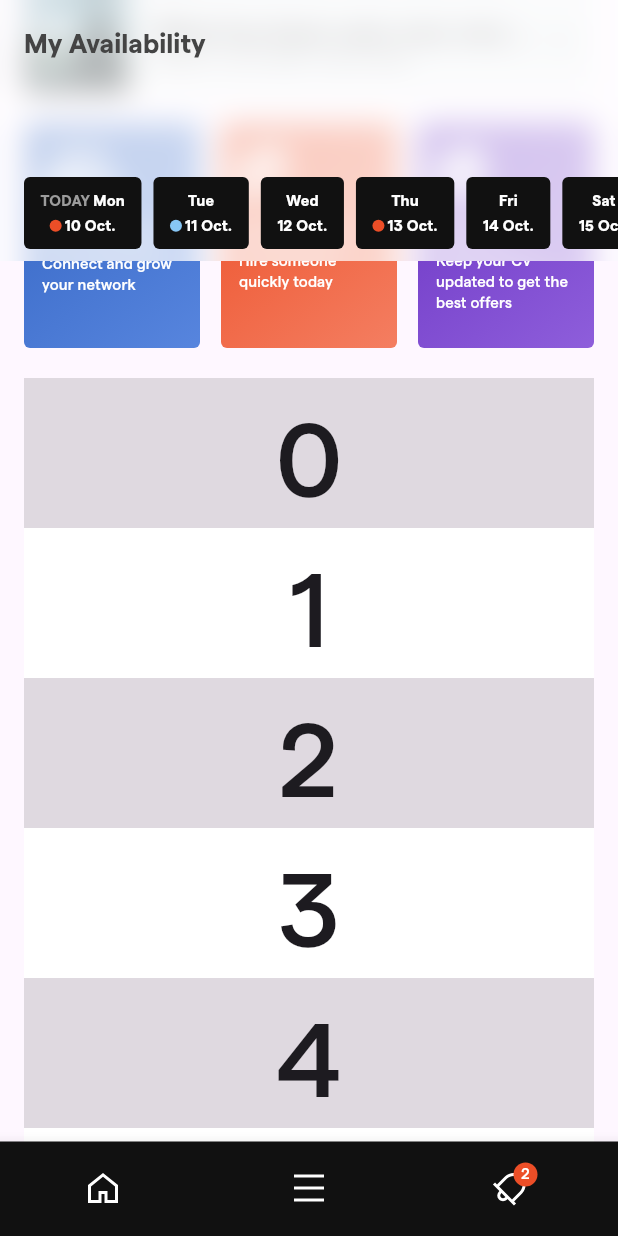
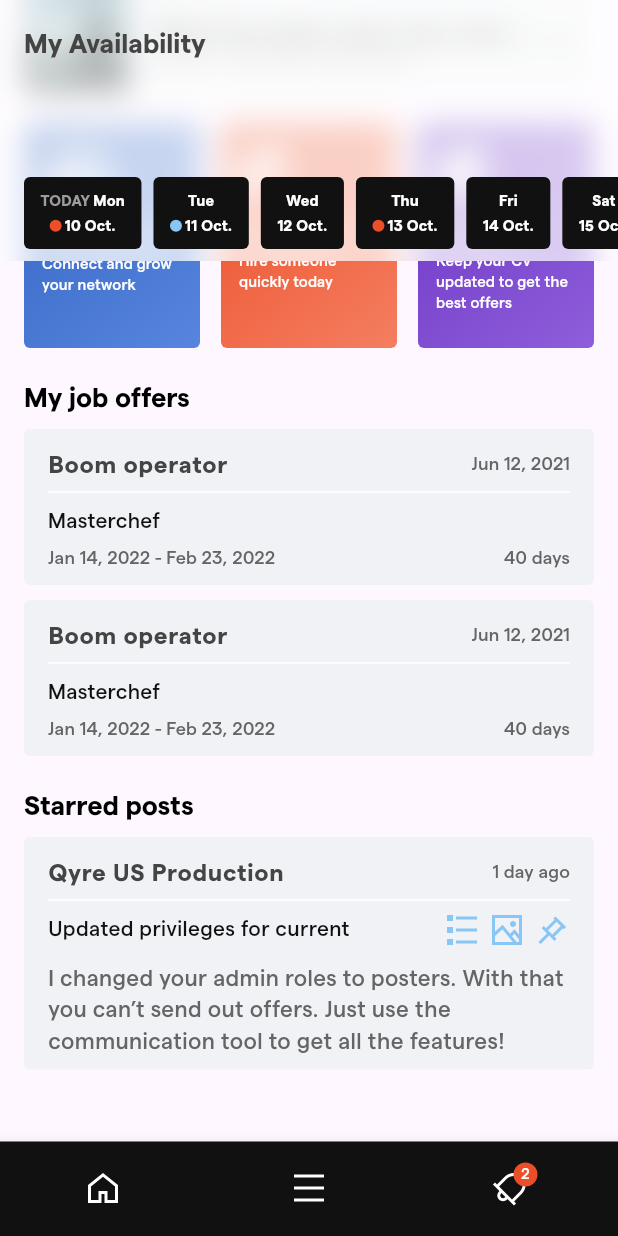
Before and after one commit to IlyaZadyabin/media, a Flutter app: the screen it shows after launch, scrolled down 571 dp, on a phone screen of 412 x 824 dp. Run offline on Flutter 3.47's test engine with Material 2 defaults, Android fonts, the phone set to English and light mode, and no system bars; our stand-ins replace flutter_svg.

Commit message:
feat(offers and posts): My job offers and starred posts added to home screen

```diff
--- /dev/null
+++ b/lib/view/components/glass_frost_app_bar.dart
@@ -0,0 +1,70 @@
+import 'dart:ui';
+
+import 'package:flutter/material.dart';
+import 'package:qyre/view/components/collapsed_horizontal_dates.dart';
+
+class GlassFrostAppBar extends StatefulWidget {
+  const GlassFrostAppBar({super.key, required this.mainScrollController});
+
+  final ScrollController mainScrollController;
+
+  @override
+  State<GlassFrostAppBar> createState() => _GlassFrostAppBarState();
+}
+
+class _GlassFrostAppBarState extends State<GlassFrostAppBar>
+    with TickerProviderStateMixin {
+  late AnimationController _expandController;
+  late Animation<double> animation;
+
+  @override
+  void dispose() {
+    _expandController.dispose();
+    super.dispose();
+  }
+
+  @override
+  void initState() {
+    super.initState();
+
+    _expandController = AnimationController(
+      vsync: this,
+      duration: const Duration(milliseconds: 200),
+    );
+    animation = CurvedAnimation(
+      parent: _expandController,
+      curve: Curves.fastOutSlowIn,
+    );
+
+    widget.mainScrollController.addListener(() {
+      if (widget.mainScrollController.offset > 150) {
+        _expandController.forward();
+      } else {
+        _expandController.reverse();
+      }
+    });
+  }
+
+  @override
+  Widget build(BuildContext context) {
+    return ClipRect(
+      child: BackdropFilter(
+        filter: ImageFilter.blur(sigmaX: 10, sigmaY: 10),
+        child: DecoratedBox(
+          decoration: BoxDecoration(color: Colors.white.withOpacity(0.7)),
+          child: Column(
+            mainAxisSize: MainAxisSize.min,
+            children: [
+              Container(height: 110),
+              SizeTransition(
+                axisAlignment: 1,
+                sizeFactor: animation,
+                child: const CollapsedHorizontalDates(),
+              ),
+            ],
+          ),
+        ),
+      ),
+    );
+  }
+}
--- /dev/null
+++ b/lib/view/components/job_offer.dart
@@ -0,0 +1,87 @@
+import 'package:flutter/material.dart';
+import 'package:intl/intl.dart';
+import 'package:qyre/core/core_styles.dart';
+
+class JobOffer extends StatelessWidget {
+  const JobOffer({
+    super.key,
+    required this.title,
+    required this.offerDate,
+    required this.companyName,
+    required this.startDate,
+    required this.endDate,
+  });
+
+  final String title;
+  final DateTime offerDate;
+  final String companyName;
+  final DateTime startDate;
+  final DateTime endDate;
+
+  @override
+  Widget build(BuildContext context) {
+    final amountOfDays = endDate.difference(startDate).inDays;
+
+    return Container(
+      decoration: BoxDecoration(
+        borderRadius: BorderRadius.circular(4),
+        color: CoreStyles.lightGrey,
+      ),
+      padding: const EdgeInsets.symmetric(horizontal: 16, vertical: 10),
+      child: Column(
+        crossAxisAlignment: CrossAxisAlignment.start,
+        children: [
+          Row(
+            mainAxisAlignment: MainAxisAlignment.spaceBetween,
+            children: [
+              Text(
+                title,
+                style: Theme.of(context)
+                    .textTheme
+                    .bodyText1
+                    ?.copyWith(color: CoreStyles.black),
+              ),
+              Text(
+                DateFormat('MMM dd, yyyy').format(offerDate),
+                style: Theme.of(context).textTheme.subtitle1?.copyWith(
+                      color: CoreStyles.darkGrey,
+                      fontWeight: FontWeight.w400,
+                    ),
+              ),
+            ],
+          ),
+          const Divider(color: CoreStyles.white, thickness: 1),
+          Text(
+            companyName,
+            style: Theme.of(context).textTheme.subtitle1?.copyWith(
+                  color: CoreStyles.veryBlack,
+                  fontWeight: FontWeight.w500,
+                  fontSize: 14,
+                ),
+          ),
+          const SizedBox(height: 5),
+          Row(
+            mainAxisAlignment: MainAxisAlignment.spaceBetween,
+            children: [
+              Text(
+                '${DateFormat('MMM dd, yyyy').format(startDate)} - '
+                '${DateFormat('MMM dd, yyyy').format(endDate)}',
+                style: Theme.of(context).textTheme.subtitle1?.copyWith(
+                      color: CoreStyles.darkGrey,
+                      fontWeight: FontWeight.w400,
+                    ),
+              ),
+              Text(
+                amountOfDays == 1 ? '$amountOfDays day' : '$amountOfDays days',
+                style: Theme.of(context).textTheme.subtitle1?.copyWith(
+                      color: CoreStyles.darkGrey,
+                      fontWeight: FontWeight.w400,
+                    ),
+              ),
+            ],
+          ),
+        ],
+      ),
+    );
+  }
+}
--- /dev/null
+++ b/lib/view/components/my_job_offers.dart
@@ -0,0 +1,39 @@
+import 'package:flutter/material.dart';
+
+import 'job_offer.dart';
+
+class MyJobOffers extends StatelessWidget {
+  const MyJobOffers({super.key});
+
+  @override
+  Widget build(BuildContext context) {
+    return Column(
+      crossAxisAlignment: CrossAxisAlignment.start,
+      children: [
+        Text(
+          'My job offers',
+          style: Theme.of(context)
+              .textTheme
+              .headline5
+              ?.copyWith(color: Colors.black),
+        ),
+        const SizedBox(height: 10),
+        JobOffer(
+          title: 'Boom operator',
+          offerDate: DateTime(2021, 6, 12),
+          companyName: 'Masterchef',
+          startDate: DateTime(2022, 1, 14),
+          endDate: DateTime(2022, 2, 23),
+        ),
+        const SizedBox(height: 10),
+        JobOffer(
+          title: 'Boom operator',
+          offerDate: DateTime(2021, 6, 12),
+          companyName: 'Masterchef',
+          startDate: DateTime(2022, 1, 14),
+          endDate: DateTime(2022, 2, 23),
+        ),
+      ],
+    );
+  }
+}
--- /dev/null
+++ b/lib/view/components/page_tale_list.dart
@@ -0,0 +1,52 @@
+import 'package:flutter/material.dart';
+import 'package:qyre/view/components/page_tale.dart';
+
+class PageTaleList extends StatelessWidget {
+  const PageTaleList({super.key});
+
+  @override
+  Widget build(BuildContext context) {
+    return SizedBox(
+      height: 150,
+      child: Row(
+        children: const [
+          Expanded(
+            child: PageTale(
+              title: 'My network',
+              description: 'Connect and grow your network',
+              imagePath: 'assets/icons/people.svg',
+              colors: [
+                Color(0xFF3465C3),
+                Color(0xFF5785DE),
+              ],
+            ),
+          ),
+          SizedBox(width: 14),
+          Expanded(
+            child: PageTale(
+              title: 'Quick hire',
+              description: 'Hire someone quickly today',
+              imagePath: 'assets/icons/qyre.svg',
+              colors: [
+                Color(0xFFEC4E27),
+                Color(0xFFF47E61),
+              ],
+            ),
+          ),
+          SizedBox(width: 14),
+          Expanded(
+            child: PageTale(
+              title: 'My CV',
+              description: 'Keep your CV updated to get the best offers',
+              imagePath: 'assets/icons/document.svg',
+              colors: [
+                Color(0xFF6B34C3),
+                Color(0xFF8E5EDB),
+              ],
+            ),
+          ),
+        ],
+      ),
+    );
+  }
+}
--- /dev/null
+++ b/lib/view/components/starred_post.dart
@@ -0,0 +1,81 @@
+import 'package:flutter/material.dart';
+import 'package:flutter_svg/flutter_svg.dart';
+import 'package:qyre/core/core_styles.dart';
+
+class StarredPost extends StatelessWidget {
+  const StarredPost({
+    super.key,
+    required this.title,
+    required this.starredWhen,
+    required this.descriptionTitle,
+    required this.description,
+  });
+
+  final String title;
+  final DateTime starredWhen;
+  final String descriptionTitle;
+  final String description;
+
+  @override
+  Widget build(BuildContext context) {
+    final daysAgo = DateTime.now().difference(starredWhen).inDays;
+
+    return Container(
+      decoration: BoxDecoration(
+        color: CoreStyles.lightGrey,
+        borderRadius: BorderRadius.circular(4),
+      ),
+      padding: const EdgeInsets.symmetric(horizontal: 16, vertical: 10),
+      child: Column(
+        crossAxisAlignment: CrossAxisAlignment.start,
+        children: [
+          Row(
+            mainAxisAlignment: MainAxisAlignment.spaceBetween,
+            children: [
+              Text(
+                title,
+                style: Theme.of(context).textTheme.bodyText1?.copyWith(
+                      color: CoreStyles.black,
+                    ),
+              ),
+              Text(
+                daysAgo == 1 ? '$daysAgo day ago' : '$daysAgo days ago',
+                style: Theme.of(context).textTheme.subtitle1?.copyWith(
+                      color: CoreStyles.darkGrey,
+                      fontWeight: FontWeight.w400,
+                    ),
+              ),
+            ],
+          ),
+          const Divider(color: CoreStyles.white, thickness: 1),
+          Row(
+            crossAxisAlignment: CrossAxisAlignment.start,
+            children: [
+              Text(
+                descriptionTitle,
+                style: Theme.of(context).textTheme.bodyText2?.copyWith(
+                      color: CoreStyles.veryBlack,
+                      fontWeight: FontWeight.w500,
+                    ),
+              ),
+              const Spacer(),
+              SvgPicture.asset('assets/icons/list.svg'),
+              const SizedBox(width: 6),
+              SvgPicture.asset('assets/icons/image.svg'),
+              const SizedBox(width: 6),
+              SvgPicture.asset('assets/icons/pin.svg'),
+            ],
+          ),
+          const SizedBox(height: 8),
+          Text(
+            description,
+            style: Theme.of(context)
+                .textTheme
+                .bodyText2
+                ?.copyWith(color: CoreStyles.darkGrey, fontSize: 15),
+          ),
+        ],
+      ),
+    );
+  }
+}
--- /dev/null
+++ b/lib/view/components/starred_posts.dart
@@ -0,0 +1,32 @@
+import 'package:flutter/material.dart';
+import 'package:qyre/view/components/starred_post.dart';
+
+class StarredPosts extends StatelessWidget {
+  const StarredPosts({super.key});
+
+  @override
+  Widget build(BuildContext context) {
+    return Column(
+      crossAxisAlignment: CrossAxisAlignment.start,
+      children: [
+        Text(
+          'Starred posts',
+          style: Theme.of(context)
+              .textTheme
+              .headline5
+              ?.copyWith(color: Colors.black),
+        ),
+        const SizedBox(height: 10),
+        StarredPost(
+          title: 'Qyre US Production',
+          starredWhen: DateTime.now().subtract(const Duration(days: 1)),
+          descriptionTitle: 'Updated privileges for current',
+          description:
+              'I changed your admin roles to posters. With that you can’t '
+              'send out offers. Just use the communication tool to get all '
+              'the features!',
+        ),
+      ],
+    );
+  }
+}
--- a/lib/view/home_screen.dart
+++ b/lib/view/home_screen.dart
@@ -1,15 +1,15 @@
-import 'dart:ui';
-
 import 'package:flutter/material.dart';
 import 'package:flutter/services.dart';
 import 'package:flutter_svg/flutter_svg.dart';
 import 'package:qyre/core/core_styles.dart';
-import 'package:qyre/view/components/collapsed_horizontal_dates.dart';
 import 'package:qyre/view/components/expanded_horizontal_dates.dart';
+import 'package:qyre/view/components/glass_frost_app_bar.dart';
+import 'package:qyre/view/components/productions_list.dart';
 import 'package:qyre/view/components/task_plate.dart';
 
-import 'components/page_tale.dart';
-import 'components/productions_list.dart';
+import 'components/my_job_offers.dart';
+import 'components/page_tale_list.dart';
+import 'components/starred_posts.dart';
 
 class HomeScreen extends StatefulWidget {
   const HomeScreen({super.key});
@@ -18,14 +18,11 @@ class HomeScreen extends StatefulWidget {
   State<HomeScreen> createState() => _HomeScreenState();
 }
 
-class _HomeScreenState extends State<HomeScreen> with TickerProviderStateMixin {
+class _HomeScreenState extends State<HomeScreen> {
   late final ScrollController _scrollController;
-  late AnimationController _expandController;
-  late Animation<double> animation;
 
   @override
   void dispose() {
-    _expandController.dispose();
     _scrollController.dispose();
     super.dispose();
   }
@@ -33,24 +30,7 @@ class _HomeScreenState extends State<HomeScreen> with TickerProviderStateMixin {
   @override
   void initState() {
     super.initState();
-
-    _expandController = AnimationController(
-      vsync: this,
-      duration: const Duration(milliseconds: 200),
-    );
-    animation = CurvedAnimation(
-      parent: _expandController,
-      curve: Curves.fastOutSlowIn,
-    );
-
     _scrollController = ScrollController();
-    _scrollController.addListener(() {
-      if (_scrollController.offset > 150) {
-        _expandController.forward();
-      } else {
-        _expandController.reverse();
-      }
-    });
   }
 
   @override
@@ -170,81 +150,17 @@ class _HomeScreenState extends State<HomeScreen> with TickerProviderStateMixin {
                   const SizedBox(height: 30),
                   const ProductionsList(),
                   const SizedBox(height: 20),
-                  SizedBox(
-                    height: 150,
-                    child: Row(
-                      children: const [
-                        Expanded(
-                          child: PageTale(
-                            title: 'My network',
-                            description: 'Connect and grow your network',
-                            imagePath: 'assets/icons/people.svg',
-                            colors: [
-                              Color(0xFF3465C3),
-                              Color(0xFF5785DE),
-                            ],
-                          ),
-                        ),
-                        SizedBox(width: 14),
-                        Expanded(
-                          child: PageTale(
-                            title: 'Quick hire',
-                            description: 'Hire someone quickly today',
-                            imagePath: 'assets/icons/qyre.svg',
-                            colors: [
-                              Color(0xFFEC4E27),
-                              Color(0xFFF47E61),
-                            ],
-                          ),
-                        ),
-                        SizedBox(width: 14),
-                        Expanded(
-                          child: PageTale(
-                            title: 'My CV',
-                            description:
-                                'Keep your CV updated to get the best offers',
-                            imagePath: 'assets/icons/document.svg',
-                            colors: [
-                              Color(0xFF6B34C3),
-                              Color(0xFF8E5EDB),
-                            ],
-                          ),
-                        ),
-                      ],
-                    ),
-                  ),
+                  const PageTaleList(),
                   const SizedBox(height: 20),
-                  for (var i = 0; i < 10; i++)
-                    Container(
-                      color: i.isOdd ? Colors.white : Colors.black12,
-                      height: 100,
-                      child: Center(
-                        child: Text('$i', textScaleFactor: 5),
-                      ),
-                    ),
+                  const MyJobOffers(),
+                  const SizedBox(height: 20),
+                  const StarredPosts(),
+                  const SizedBox(height: 48),
                 ],
               ),
             ),
           ),
-          ClipRect(
-            child: BackdropFilter(
-              filter: ImageFilter.blur(sigmaX: 10, sigmaY: 10),
-              child: DecoratedBox(
-                decoration: BoxDecoration(color: Colors.white.withOpacity(0.7)),
-                child: Column(
-                  mainAxisSize: MainAxisSize.min,
-                  children: [
-                    Container(height: 110),
-                    SizeTransition(
-                      axisAlignment: 1,
-                      sizeFactor: animation,
-                      child: const CollapsedHorizontalDates(),
-                    ),
-                  ],
-                ),
-              ),
-            ),
-          ),
+          GlassFrostAppBar(mainScrollController: _scrollController),
         ],
       ),
     );
```
Also changed, not shown: assets/icons/image.svg (added), assets/icons/list.svg (added), assets/icons/pin.svg (added).
